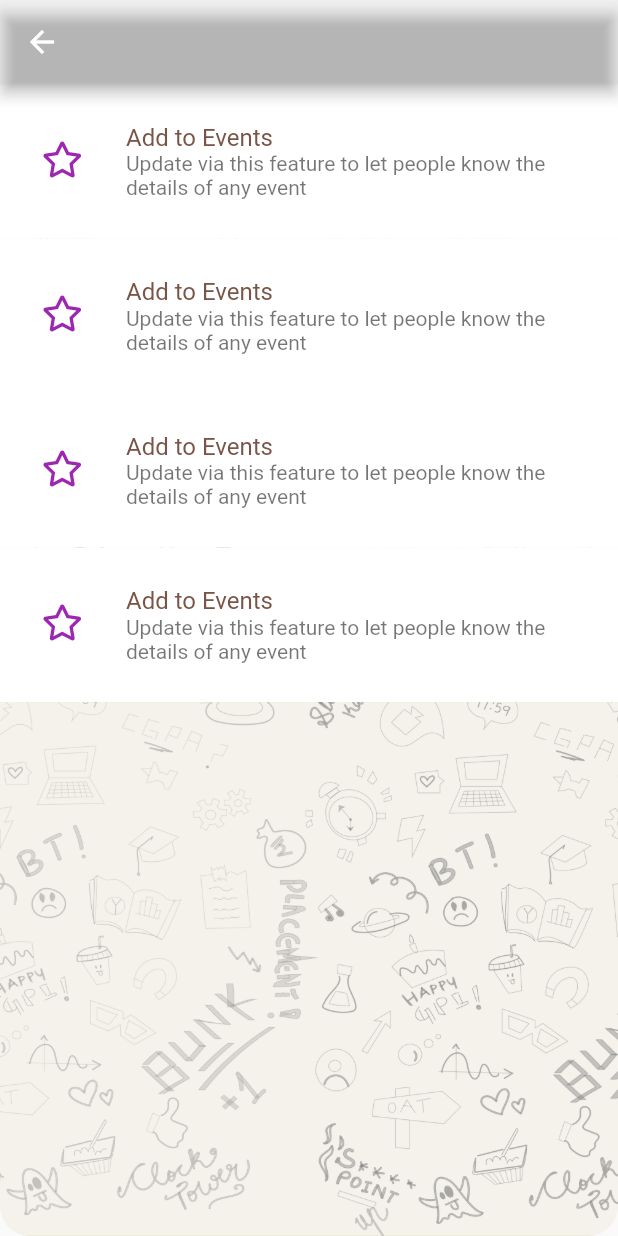
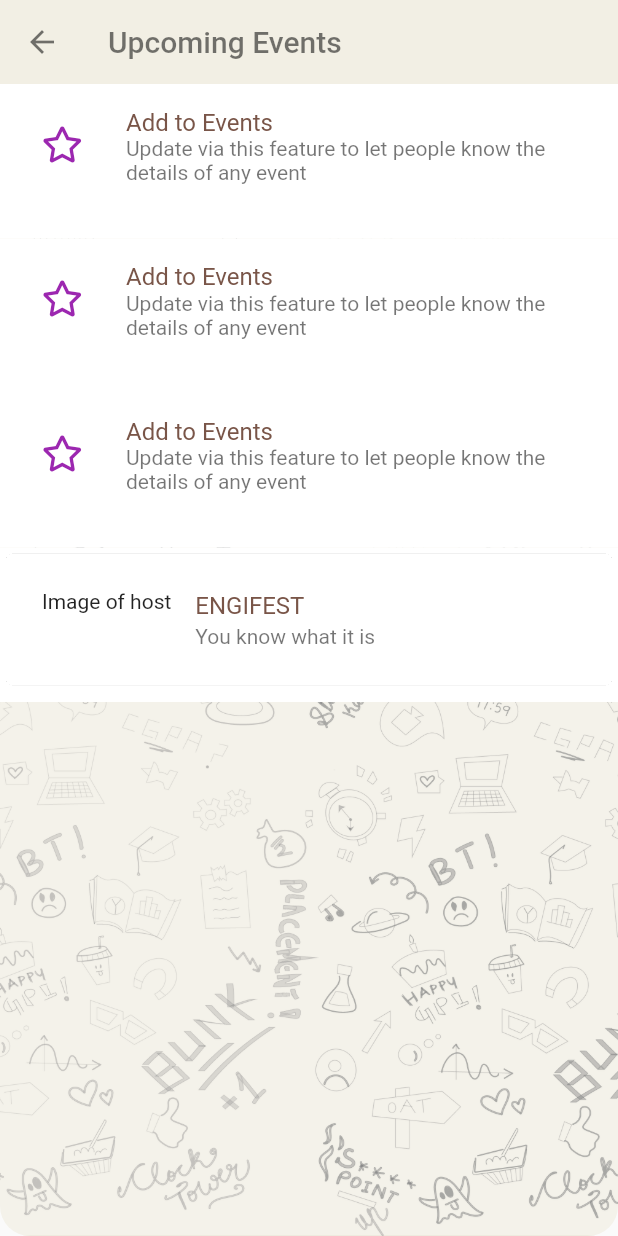
Before and after one commit to nilaysinghsolanki/Designfinal2, a Flutter app: the EventsDetailsDesign screen opened by its route, on a phone screen of 412 x 824 dp. Run offline on Flutter 3.47's test engine with Material 2 defaults, Android fonts, the light colour scheme and no system bars; our stand-ins replace date_time_picker, dropdown_formfield, flutter_staggered_animations, font_awesome_flutter, image_picker, numberpicker and 5 more; missing offline and left inert: time_range_picker; accounts and stored records are empty; statements that could not run were skipped.

Commit message:
design 1

```diff
--- a/lib/Designs/eventsdetailsDESIGN.dart
+++ b/lib/Designs/eventsdetailsDESIGN.dart
@@ -1,8 +1,14 @@
 import 'package:flutter/cupertino.dart';
 import 'package:flutter/material.dart';
+import 'package:flutter/services.dart';
 import 'package:flutter_staggered_animations/flutter_staggered_animations.dart';
 import 'package:flutter_staggered_grid_view/flutter_staggered_grid_view.dart';
 import 'package:font_awesome_flutter/font_awesome_flutter.dart';
+import 'package:nilay_dtuotg_2/providers/info_provider.dart';
+import 'package:provider/provider.dart';
+import 'package:rive/rive.dart';
+
+import '../plus_controller.dart';
 
 class EventsDetailsDesign extends StatefulWidget {
   const EventsDetailsDesign({Key key}) : super(key: key);
@@ -13,8 +19,45 @@ class EventsDetailsDesign extends StatefulWidget {
 
 class _EventsDetailsDesignState extends State<EventsDetailsDesign> {
   TextStyle general_text_style = TextStyle(color: Colors.brown);
+  PlusAnimation _plusAnimation;
+  static const double width = 500;
+  static const double height = 200;
+  Color newcolor = Colors.transparent;
+  bool registered_Animation;
+
+
+  Artboard _riveArtboard;
+
 
   @override
+
+  void initState() {
+    super.initState();
+
+    // Load the animation file from the bundle, note that you could also
+    // download this. The RiveFile just expects a list of bytes.
+    rootBundle.load('Assets/Registration_animation.riv').then(
+          (data) async {
+        // Load the RiveFile from the binary data.
+        final file = RiveFile.import(data);
+
+        // The artboard is the root of the animation and gets drawn in the
+        // Rive widget.
+        final artboard = file.mainArtboard;
+
+        // Add a controller to play back a known animation on the main/default
+        // artboard. We store a reference to it so we can toggle playback.
+if(!registered_Animation) {
+  setState(() => _riveArtboard = artboard);
+  _riveArtboard.addController(
+      _plusAnimation = PlusAnimation('idle_unregistered'));
+}
+ else setState(() => _riveArtboard = artboard);
+        _riveArtboard.addController(
+            _plusAnimation = PlusAnimation('idle_unregistered'));     },
+
+    );
+  }
   List<Widget> DescriptionCategories=[
 
   ];
@@ -30,22 +73,7 @@ class _EventsDetailsDesignState extends State<EventsDetailsDesign> {
               FontAwesomeIcons.star,
               color: Colors.purple,
             ),
-            title: Text("Add to Events", style: general_text_style),
-            subtitle: Text(
-                "Update via this feature to let people know the details of any event"),
-          ),
-        ),
-      ),
-      Card(
-        elevation: 0,
-        child: Padding(
-          padding: const EdgeInsets.all(8.0),
-          child: ListTile(
 
-            leading: Icon(
-              FontAwesomeIcons.star,
-              color: Colors.purple,
-            ),
             title: Text("Add to Events", style: general_text_style),
             subtitle: Text(
                 "Update via this feature to let people know the details of any event"),
@@ -85,11 +113,29 @@ class _EventsDetailsDesignState extends State<EventsDetailsDesign> {
         ),
       ),
 
+      Card(
+        elevation: 0.01,
+        child: Padding(
+          padding: const EdgeInsets.all(8.0),
+          child: ListTile(
+
+            leading: Text("Image of host"),
+            title: Text("ENGIFEST", style: general_text_style),
+            subtitle: Text(
+                "You know what it is "),
+          ),
+        ),
+      ),
+
     ];
     return
       Scaffold(
         appBar: AppBar(
-          backgroundColor: Colors.transparent,
+          title: Text("Upcoming Events",style: TextStyle(color: Colors.black54),),
+          iconTheme: IconThemeData(color: Colors.black54),
+          elevation: 0,
+          backgroundColor: Color(0xffF2EFE4),
+          foregroundColor: Colors.black,
         ),
         body:  Container(
           decoration: BoxDecoration(
@@ -119,7 +165,7 @@ class _EventsDetailsDesignState extends State<EventsDetailsDesign> {
 
                           color: Colors.white,
                         ),
-                        child: Center(child: DescriptionCategories[index]),
+                        child: SingleChildScrollView(child: Center(child: DescriptionCategories[index])),
                       ),
                     ),
                   ),
```
